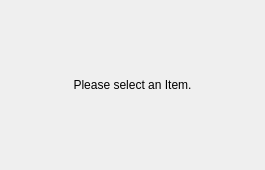
This is src/gui/widgets/editdockwidget.ui in saschpe/masonry as Qt 5 draws it before an edit. The edited form follows.
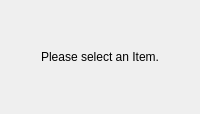
This is the edited form.

Commit message: Resetted EditDockWidget size policy.

Diff of the .ui file:
```diff
--- a/src/gui/widgets/editdockwidget.ui
+++ b/src/gui/widgets/editdockwidget.ui
@@ -2,20 +2,6 @@
 <ui version="4.0">
  <class>EditDockWidget</class>
  <widget class="QDockWidget" name="EditDockWidget">
-  <property name="geometry">
-   <rect>
-    <x>0</x>
-    <y>0</y>
-    <width>265</width>
-    <height>170</height>
-   </rect>
-  </property>
-  <property name="sizePolicy">
-   <sizepolicy hsizetype="Minimum" vsizetype="Minimum">
-    <horstretch>0</horstretch>
-    <verstretch>0</verstretch>
-   </sizepolicy>
-  </property>
   <property name="features">
    <set>QDockWidget::DockWidgetFloatable|QDockWidget::DockWidgetMovable</set>
   </property>
```
